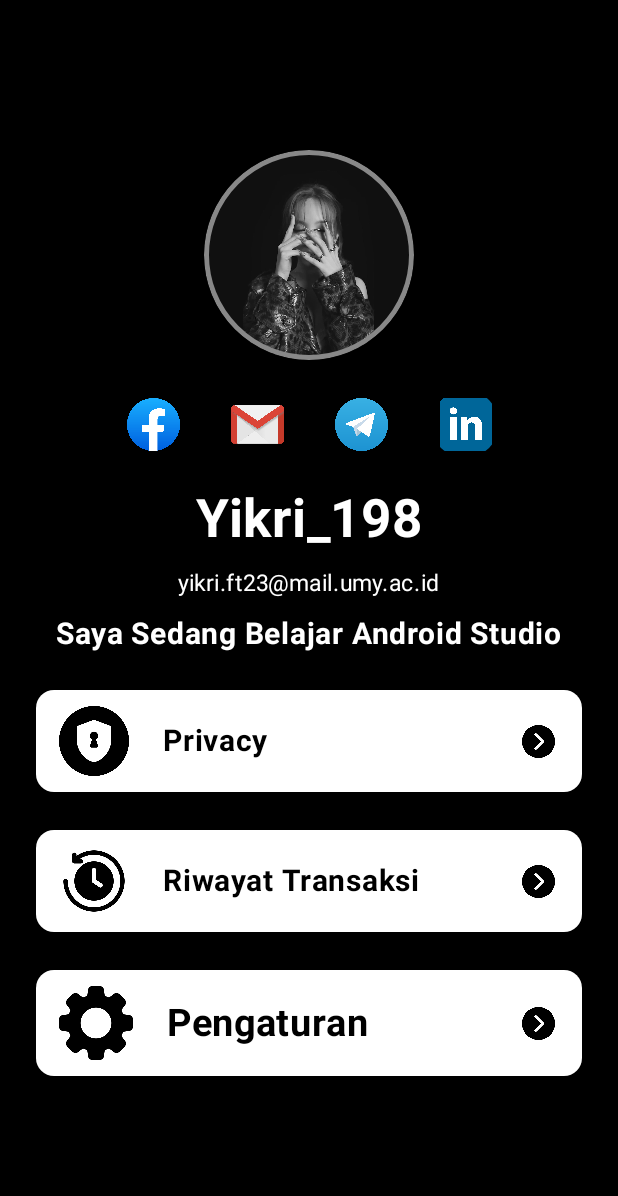
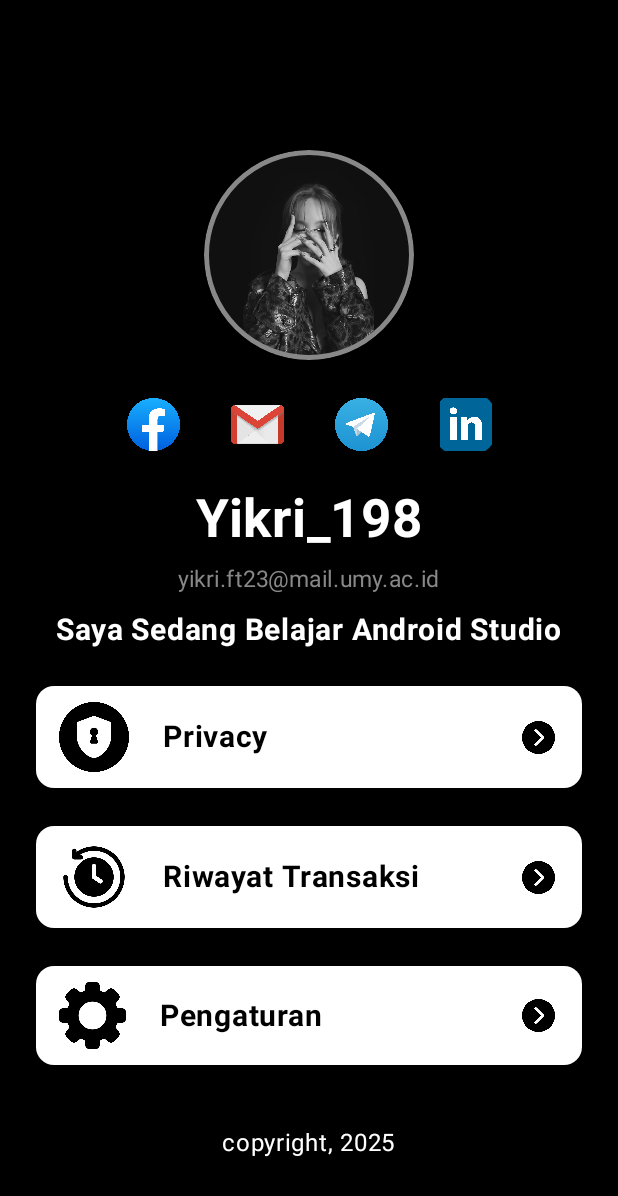
Before and after one commit to Latfiansya/QuestAdvanceLayout_198, an Android app built with Jetpack Compose: the screen it shows after launch (MainActivity), on a phone screen of 412 x 824 dp. Shown: the top 1196 px of the screen. Run offline under Robolectric (Android 15) with nearby library versions, the phone set to English and light mode, and no system bars.

Commit message:
Menambahkan copyright

```diff
--- a/app/src/main/java/com/example/activity3/ui/theme/Tugas_QuestAdvanceLayout.kt
+++ b/app/src/main/java/com/example/activity3/ui/theme/Tugas_QuestAdvanceLayout.kt
@@ -86,12 +86,12 @@ fun Profile(modifier: Modifier = Modifier) {
                 color = Color.White
             )
 
-            Spacer(modifier = Modifier.height(10.dp))
+            Spacer(modifier = Modifier.height(7.dp))
 
             Text(
                 text = stringResource(id = R.string.email),
                 fontSize = 15.sp,
-                color = Color.White
+                color = Color.Gray
             )
 
             Spacer(modifier = Modifier.height(10.dp))
@@ -227,7 +227,7 @@ fun Profile(modifier: Modifier = Modifier) {
                             painter = gambar,
                             contentDescription = null,
                             modifier = Modifier
-                                .size(60.dp)
+                                .size(55.dp)
                                 .padding(all = 5.dp)
                         )
 
@@ -235,7 +235,7 @@ fun Profile(modifier: Modifier = Modifier) {
 
                         Text(
                             text = stringResource(id = R.string.setting),
-                            fontSize = 25.sp,
+                            fontSize = 20.sp,
                             fontWeight = FontWeight.Bold,
                             color = Color.Black
                         )
@@ -251,6 +251,17 @@ fun Profile(modifier: Modifier = Modifier) {
                     )
                 }
             }
+            Box(
+                modifier = Modifier.fillMaxSize()
+            ) {
+                Text(
+                    text = stringResource(id = R.string.copy),
+                    color = Color.White,
+                    modifier = Modifier
+                        .align(Alignment.BottomCenter)
+                        .padding(bottom = 50.dp)
+                )
+            }
 
         }
     }
```
